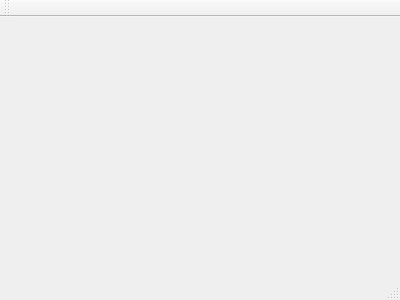
This is mainwindow.ui in dkoszkul/master-thesis as Qt 5 draws it before an edit. The edited form follows.
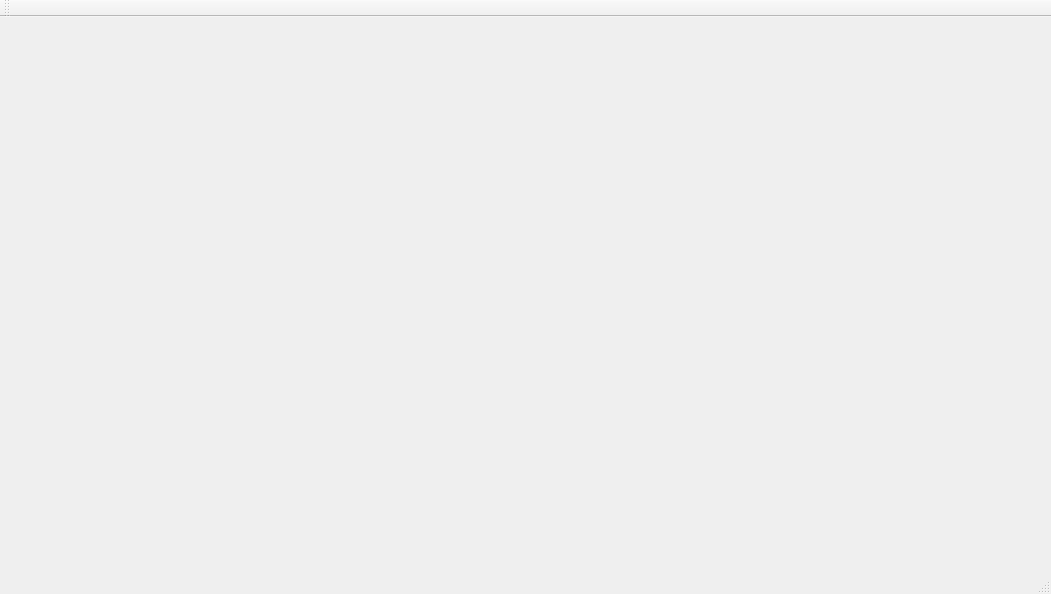
This is the edited form.

Commit message: panter widget

```diff
--- a/mainwindow.ui
+++ b/mainwindow.ui
@@ -1,24 +1,51 @@
 <ui version="4.0">
  <class>MainWindow</class>
- <widget class="QMainWindow" name="MainWindow" >
-  <property name="geometry" >
+ <widget class="QMainWindow" name="MainWindow">
+  <property name="geometry">
    <rect>
     <x>0</x>
     <y>0</y>
-    <width>400</width>
-    <height>300</height>
+    <width>1051</width>
+    <height>594</height>
    </rect>
   </property>
   <property name="windowTitle" >
    <string>MainWindow</string>
   </property>
-  <widget class="QMenuBar" name="menuBar" />
-  <widget class="QToolBar" name="mainToolBar" />
-  <widget class="QWidget" name="centralWidget" />
-  <widget class="QStatusBar" name="statusBar" />
+  <widget class="QWidget" name="centralWidget">
+   <widget class="QWidget" name="gridLayoutWidget">
+    <property name="geometry">
+     <rect>
+      <x>69</x>
+      <y>29</y>
+      <width>921</width>
+      <height>451</height>
+     </rect>
+    </property>
+    <layout class="QGridLayout" name="gridLayout"/>
+   </widget>
+  </widget>
+  <widget class="QMenuBar" name="menuBar">
+   <property name="geometry">
+    <rect>
+     <x>0</x>
+     <y>0</y>
+     <width>1051</width>
+     <height>25</height>
+    </rect>
+   </property>
+  </widget>
+  <widget class="QToolBar" name="mainToolBar">
+   <attribute name="toolBarArea">
+    <enum>TopToolBarArea</enum>
+   </attribute>
+   <attribute name="toolBarBreak">
+    <bool>false</bool>
+   </attribute>
+  </widget>
+  <widget class="QStatusBar" name="statusBar"/>
  </widget>
- <layoutDefault spacing="6" margin="11" />
- <pixmapfunction></pixmapfunction>
+ <layoutdefault spacing="6" margin="11"/>
  <resources/>
  <connections/>
 </ui>
```
Left out of the diff: 3 changed lines with no effect on the pictures. The commit also changes 4 other files.
